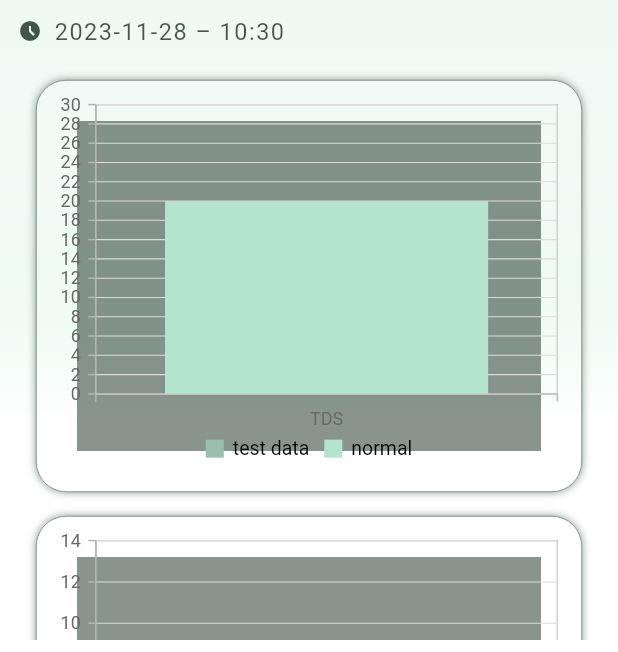
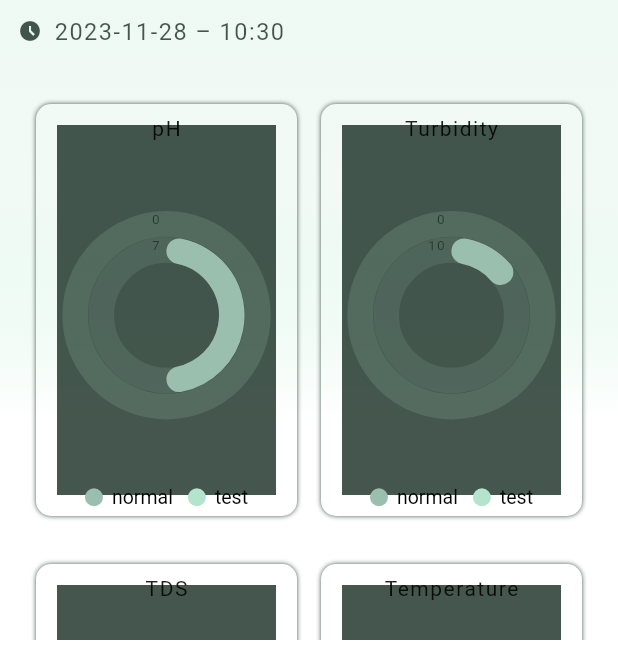
Before and after one commit to MuhammedMohsen1/graduation_app, a Flutter app: the ViewDetails screen opened directly, on a phone screen of 412 x 824 dp, the part 584-1236 px from its top. Run offline on Flutter 3.47's test engine with Material 2 defaults, Android fonts, the phone set to English and light mode, and no system bars; drawn by our look-alikes of flutter_map; our stand-ins replace bloc, cloud_firestore, dio, firebase_auth, firebase_core, flutter_bloc and 8 more; missing offline and left inert: flutter_stripe, geolocator_platform_interface; accounts and stored records are empty.

Commit message:
Last Change

```diff
--- /dev/null
+++ b/lib/Core/Api_keys.dart
@@ -0,0 +1,6 @@
+class ApiKeys {
+  static const String publishableKey =
+      'pk_test_51OHZOEDACq11OtFcBrkQB7ReQGdZK3OiA8P3U8uVtYCLCPLD33AoEFFXC8A9I0YhbJG43VMYU4Iqdowfg3Yck1Ll00BVu0M6hC';
+  static const String secretKey =
+      'sk_test_51OHZOEDACq11OtFceKlmXTod4wmu2f3d85p5yaTZirFpEiRcrwDjAFVNrJWB7kpZOkE8uMJDs45ufOqVmPFm0QaS00h5dYMTaz';
+}
--- a/lib/components/DetailsChar.dart
+++ /dev/null
@@ -1,74 +0,0 @@
-import 'package:flutter/material.dart';
-import 'package:syncfusion_flutter_charts/charts.dart';
-
-import '../Constants/constant.dart';
-import '../layout/dashboard_layout.dart';
-
-class DetailsChar extends StatelessWidget {
-  const DetailsChar({
-    super.key,
-    required this.normal,
-    required this.test_data,
-    required this.range,
-    required this.variable_name,
-    required this.size,
-  });
-
-  final double normal;
-  final double test_data;
-  final double range;
-  final String variable_name;
-  final Size size;
-  @override
-  Widget build(BuildContext context) {
-    return Container(
-      height: size.height / 3,
-      decoration: BoxDecoration(
-        border: Border.all(color: textColor, width: 0.4),
-        borderRadius: BorderRadius.circular(20),
-        boxShadow: [
-          BoxShadow(
-              color: textColor.withOpacity(0.5),
-              blurRadius: 4,
-              blurStyle: BlurStyle.outer),
-        ],
-      ),
-      child: Padding(
-        padding: const EdgeInsets.all(6.0),
-        child: SfCartesianChart(
-            plotAreaBorderColor: textColor,
-            primaryXAxis: CategoryAxis(),
-            borderColor: Colors.transparent,
-            legend: Legend(
-                isVisible: true,
-                orientation: LegendItemOrientation.horizontal,
-                position: LegendPosition.bottom),
-            primaryYAxis: NumericAxis(minimum: 0, maximum: range, interval: 2),
-            series: <ChartSeries<ChartData, String>>[
-              StackedColumnSeries<ChartData, String>(
-                groupName: "GroupA",
-                legendIconType: LegendIconType.rectangle,
-                legendItemText: "test data",
-                dataSource: [
-                  ChartData(variable_name, test_data, background),
-                ],
-                xValueMapper: (ChartData data, _) => data.x,
-                yValueMapper: (ChartData data, _) => data.y,
-                color: primaryColor,
-              ),
-              StackedColumnSeries<ChartData, String>(
-                groupName: "GroupB",
-                legendIconType: LegendIconType.rectangle,
-                legendItemText: "normal",
-                dataSource: [
-                  ChartData(variable_name, normal, background),
-                ],
-                xValueMapper: (ChartData data, _) => data.x,
-                yValueMapper: (ChartData data, _) => data.y,
-                color: background_dark,
-              ),
-            ]),
-      ),
-    );
-  }
-}
--- a/lib/components/bluetooth.dart
+++ b/lib/components/bluetooth.dart
@@ -45,7 +45,7 @@ class Bluetooth {
         showToast('Connected to the device', TOAST_STATUS.TOAST_SUCCESS);
         return 0; // SUCCESS
       }
-      return 0; // SUCCESS
+      return 0;
     } catch (exception) {
       devices.remove(device);
       showToast('Cannot Connect', TOAST_STATUS.TOAST_FAILED);
--- a/lib/layout/dashboard_layout.dart
+++ b/lib/layout/dashboard_layout.dart
@@ -598,7 +598,7 @@ class _DashboardLayoutState extends State<DashboardLayout> {
                                           ),
                                         ),
                                         Text(
-                                          '%${100 - percentage}',
+                                          '%${(100 - percentage).roundToDouble()}',
                                           style: TextStyle(
                                             color: textColor,
                                             fontWeight: FontWeight.w300,
@@ -630,7 +630,7 @@ class _DashboardLayoutState extends State<DashboardLayout> {
                                           ),
                                         ),
                                         Text(
-                                          '%$percentage',
+                                          '%${percentage.roundToDouble()}',
                                           style: TextStyle(
                                             color: textColor,
                                             fontWeight: FontWeight.w300,
--- a/lib/modules/Customer/Screens/HomeScreen.dart
+++ b/lib/modules/Customer/Screens/HomeScreen.dart
@@ -343,7 +343,7 @@ class _HomeScreenState extends State<HomeScreen> {
                 SmallDataChar(
                   size: size,
                   classification:
-                      nearest_test['temperature'] == 0 ? "Normal" : "Danger",
+                      nearest_test['tds'] < 400 ? "Regular " : "Irregular",
                   icon: Icons.electric_bolt_outlined,
                   name: "Conductivity",
                 ),
@@ -353,7 +353,7 @@ class _HomeScreenState extends State<HomeScreen> {
                 SmallDataChar(
                   size: size,
                   classification:
-                      nearest_test['temperature'] == 0 ? "Fine" : "Danger",
+                      nearest_test['tds'] < 400 ? "Fine" : "Critical",
                   name: "Oxygen",
                 ),
               ],
@@ -427,8 +427,8 @@ class _HomeScreenState extends State<HomeScreen> {
               ),
               CircularWidget(
                 size: size,
-                data: [ChartData('normal', 2.5), ChartData('test', 15)],
-                maximum: 20,
+                data: [ChartData('normal', 10), ChartData('test', 15)],
+                maximum: 80,
                 title: 'Turbidity',
               ),
             ],
@@ -437,13 +437,13 @@ class _HomeScreenState extends State<HomeScreen> {
             children: [
               CircularWidget(
                 size: size,
-                data: [ChartData('normal', 300), ChartData('test', 400)],
+                data: [ChartData('normal', 500), ChartData('test', 400)],
                 maximum: 600,
                 title: 'TDS',
               ),
               CircularWidget(
                 size: size,
-                data: [ChartData('normal', 2.5), ChartData('test', 1)],
+                data: [ChartData('normal', 25), ChartData('test', 1)],
                 maximum: 3,
                 title: 'Temperature',
               ),
--- a/lib/modules/add_new/Add_New.dart
+++ b/lib/modules/add_new/Add_New.dart
@@ -1,3 +1,5 @@
+import 'dart:math';
+
 import 'package:application_gp/Models/testData.dart';
 import 'package:application_gp/components/GetData.dart';
 import 'package:application_gp/components/updatingData.dart';
@@ -44,8 +46,8 @@ class _NewScreenState extends State<NewScreen>
     'Navigating Towards goal',
     'Collecting data',
     'Successful',
-    'Navigating back ',
-    'Done ',
+    'Done',
+    'Done',
   ];
   final errorCode = [
     'No Error',
@@ -94,7 +96,12 @@ class _NewScreenState extends State<NewScreen>
                 'Drinkable Water',
               );
             }
-
+            double pollution = 1;
+            if ((Getting_data.test.pH < 6.5 && Getting_data.test.pH > 8.5) ||
+                Getting_data.test.TDS > 500) {
+              pollution = 0;
+            }
+            var rng = Random();
             await addTestToFirestore(
               Getting_data.test.modelName,
               email,
@@ -103,11 +110,11 @@ class _NewScreenState extends State<NewScreen>
               mapcontroller.center.longitude,
               Getting_data.test.Temperature,
               Getting_data.test.turbidity,
-              Getting_data.test.TDS,
+              rng.nextDouble() * 10,
               Getting_data.test.pH,
               0,
               0,
-              0,
+              pollution,
             );
 
             navigateBack(context);
--- a/lib/modules/view_details/view_details.dart
+++ b/lib/modules/view_details/view_details.dart
@@ -5,8 +5,10 @@ import 'package:flutter_map/flutter_map.dart';
 
 import '../../Constants/constant.dart';
 import '../../Models/testData.dart';
-import '../../components/DetailsChar.dart';
+
 import '../../components/navigator.dart';
+import '../../layout/dashboard_layout.dart';
+import '../Customer/Customer_Dashboard.dart';
 
 class ViewDetails extends StatelessWidget {
   const ViewDetails(
@@ -188,45 +190,59 @@ class ViewDetails extends StatelessWidget {
                 height: 8.0,
               ),
               Padding(
-                padding: const EdgeInsets.all(16.0),
+                padding: const EdgeInsets.all(8.0),
                 child: Column(
+                  mainAxisSize: MainAxisSize.max,
                   children: [
-                    DetailsChar(
-                      normal: 20,
-                      range: 30,
-                      test_data: test.TDS,
-                      variable_name: "TDS",
-                      size: size,
+                    const SizedBox(
+                      height: 16,
+                    ),
+                    Row(
+                      children: [
+                        CircularWidget(
+                          size: size,
+                          data: [
+                            ChartData('normal', 7),
+                            ChartData('test', test.pH)
+                          ],
+                          maximum: 14,
+                          title: 'pH',
+                        ),
+                        CircularWidget(
+                          size: size,
+                          data: [
+                            ChartData('normal', 10),
+                            ChartData('test', test.turbidity)
+                          ],
+                          maximum: 60,
+                          title: 'Turbidity',
+                        ),
+                      ],
                     ),
                     const SizedBox(
                       height: 16,
                     ),
-                    DetailsChar(
-                      normal: 7,
-                      range: 14,
-                      test_data: test.pH,
-                      variable_name: "Ph",
-                      size: size,
-                    ),
-                    const SizedBox(
-                      height: 16,
-                    ),
-                    DetailsChar(
-                      normal: 14,
-                      range: 20,
-                      test_data: test.turbidity,
-                      variable_name: "Turbidly",
-                      size: size,
-                    ),
-                    const SizedBox(
-                      height: 16,
-                    ),
-                    DetailsChar(
-                      normal: 32,
-                      range: 40,
-                      test_data: test.Temperature,
-                      variable_name: "Temperature",
-                      size: size,
+                    Row(
+                      children: [
+                        CircularWidget(
+                          size: size,
+                          data: [
+                            ChartData('normal', 500),
+                            ChartData('test', test.TDS)
+                          ],
+                          maximum: 10000,
+                          title: 'TDS',
+                        ),
+                        CircularWidget(
+                          size: size,
+                          data: [
+                            ChartData('normal', 30),
+                            ChartData('test', test.Temperature)
+                          ],
+                          maximum: 50,
+                          title: 'Temperature',
+                        ),
+                      ],
                     ),
                     const SizedBox(
                       height: 16,
@@ -235,7 +251,8 @@ class ViewDetails extends StatelessWidget {
                       children: [
                         SmallDataChar(
                           size: size,
-                          classification: "Normal",
+                          classification:
+                              test.TDS > 400 ? 'Irregular' : 'Regular',
                           icon: Icons.electric_bolt_outlined,
                           name: "Conductivity",
                         ),
@@ -244,7 +261,7 @@ class ViewDetails extends StatelessWidget {
                         ),
                         SmallDataChar(
                           size: size,
-                          classification: "Fine",
+                          classification: test.TDS < 400 ? 'Fine' : 'Critical',
                           name: "Oxygen",
                         ),
                       ],
```
Also changed, not shown: lib/Core/dio.dart (added, +16 -0 lines), lib/Core/payment_service.dart (added, +72 -0 lines), lib/modules/add_new/cubit/get_data_cubit.dart (+4 -3 lines), pubspec.yaml (+19 -31 lines), pubspec.lock, 2 other files.
